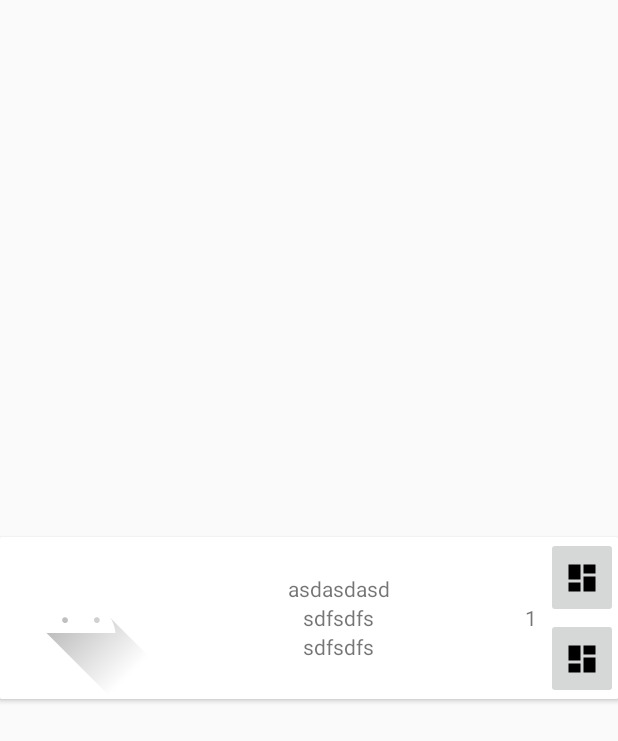
After one commit to lcao1812/Smart_Fridge_Interface, an Android app: the layout inventory_list_card.xml on its own in the app's theme, with its tools: preview values and no code run, on a phone screen of 412 x 824 dp. The commit adds this screen. Shown: the top 741 px of the screen. Run offline under Robolectric (Android 15) with nearby library versions, the phone set to English and light mode, and no system bars.

Commit message:
added cards to inventory list but scrolling is still bugged

```diff
--- a/app/src/main/res/layout/fragment_inventory.xml
+++ b/app/src/main/res/layout/fragment_inventory.xml
@@ -8,10 +8,9 @@
 
     <ScrollView
         android:layout_width="match_parent"
-        android:nestedScrollingEnabled="true"
         android:layout_height="match_parent"
-        tools:layout_editor_absoluteX="29dp"
-        tools:layout_editor_absoluteY="16dp"
+        android:id="@+id/inventory_scroll_view"
+        android:fillViewport="true"
         >
 
         <LinearLayout
--- /dev/null
+++ b/app/src/main/res/layout/inventory_list_card.xml
@@ -0,0 +1,99 @@
+<?xml version="1.0" encoding="utf-8"?>
+    <!-- A CardView that contains a TextView -->
+<androidx.cardview.widget.CardView
+    xmlns:android="http://schemas.android.com/apk/res/android"
+    xmlns:tools="http://schemas.android.com/tools"
+    xmlns:card_view="http://schemas.android.com/apk/res-auto"
+    android:id="@+id/card_view"
+    android:layout_gravity="center"
+    android:layout_width="match_parent"
+    android:layout_height="wrap_content"
+    card_view:cardCornerRadius="1dp">
+
+    <LinearLayout
+    android:layout_width="match_parent"
+    android:layout_height="wrap_content"
+    android:orientation="horizontal"
+    >
+
+        <ImageView
+            android:id="@+id/inventory_card_image"
+            android:layout_width="wrap_content"
+            android:layout_height="wrap_content"
+            android:src="@drawable/ic_launcher_foreground"
+            />
+
+        <Space
+            android:layout_width="0dp"
+            android:layout_height="1dp"
+            android:layout_weight="1" >
+        </Space>
+
+        <LinearLayout
+            android:layout_width="wrap_content"
+            android:layout_height="match_parent"
+            android:orientation="vertical"
+            android:gravity="center"
+            >
+            <TextView
+                android:id="@+id/inventory_card_food_name"
+                android:layout_width="wrap_content"
+                android:layout_height="wrap_content"
+                android:text="asdasdasd"
+             />
+            <TextView
+                android:id="@+id/inventory_card_food_allergen"
+                android:layout_width="wrap_content"
+                android:layout_height="wrap_content"
+                android:text="sdfsdfs"
+
+                />
+            <TextView
+                android:id="@+id/inventory_card_food_buy_date"
+                android:layout_width="wrap_content"
+                android:layout_height="wrap_content"
+                android:text="sdfsdfs"
+                android:gravity="bottom"
+
+                />
+        </LinearLayout>
+
+        <Space
+            android:layout_width="0dp"
+            android:layout_height="1dp"
+            android:layout_weight="1" >
+        </Space>
+        <LinearLayout
+            android:layout_width="wrap_content"
+            android:layout_height="match_parent"
+            android:orientation="horizontal"
+            >
+            <TextView
+                android:id="@+id/inventory_card_food_amount"
+                android:layout_width="20dp"
+                android:layout_height="match_parent"
+                android:gravity="center"
+                android:text="1"
+                />
+            <LinearLayout
+                android:layout_width="wrap_content"
+                android:layout_height="match_parent"
+                android:layout_gravity="center_vertical"
+                android:orientation="vertical"
+                >
+               <ImageButton
+                   android:layout_width="wrap_content"
+                   android:layout_height="wrap_content"
+                   android:layout_weight="1"
+                   android:src="@drawable/ic_dashboard_black_24dp"
+                   />
+                <ImageButton
+                    android:layout_width="wrap_content"
+                    android:layout_height="wrap_content"
+                    android:layout_weight="1"
+                    android:src="@drawable/ic_dashboard_black_24dp"
+                    />
+            </LinearLayout>
+        </LinearLayout>
+</LinearLayout>
+</androidx.cardview.widget.CardView>
```
Also changed, not shown: app/src/main/java/com/example/cmsc434smartfridgeproject/CardListAdapter.java (added, +87 -0 lines), app/src/main/java/com/example/cmsc434smartfridgeproject/ui/inventory/InventoryFragment.java (+59 -49 lines), app/src/main/java/com/example/cmsc434smartfridgeproject/utils/FoodItem.java (added, +62 -0 lines), app/src/main/java/com/example/cmsc434smartfridgeproject/utils/NestedListView.java (added, +82 -0 lines).
